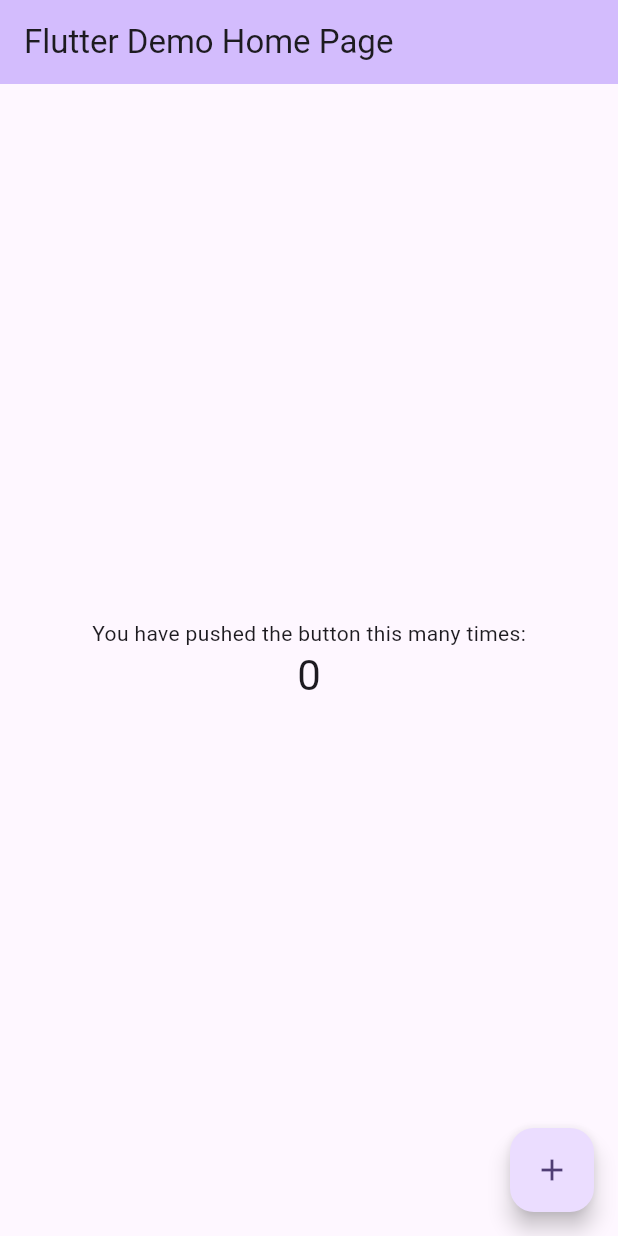
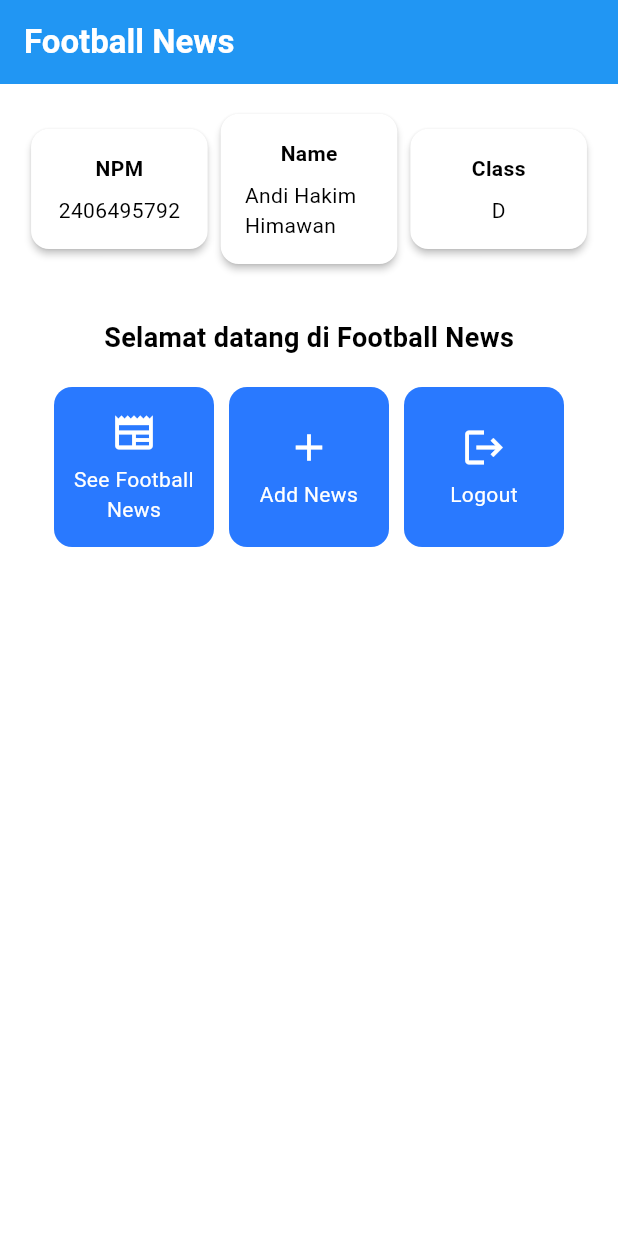
Before and after one commit to SirinAX/football-news-mobile, a Flutter app: the screen it shows after launch, on a phone screen of 412 x 824 dp. Run offline on Flutter 3.47's test engine with Material 3 defaults, Android fonts, the phone set to English and light mode, and no system bars.

Commit message:
tutorial 6 done

```diff
--- a/lib/main.dart
+++ b/lib/main.dart
@@ -1,4 +1,5 @@
 import 'package:flutter/material.dart';
+import 'package:football_news/menu.dart';
 
 void main() {
   runApp(const MyApp());
@@ -13,110 +14,10 @@ class MyApp extends StatelessWidget {
     return MaterialApp(
       title: 'Flutter Demo',
       theme: ThemeData(
-        // This is the theme of your application.
-        //
-        // TRY THIS: Try running your application with "flutter run". You'll see
-        // the application has a purple toolbar. Then, without quitting the app,
-        // try changing the seedColor in the colorScheme below to Colors.green
-        // and then invoke "hot reload" (save your changes or press the "hot
-        // reload" button in a Flutter-supported IDE, or press "r" if you used
-        // the command line to start the app).
-        //
-        // Notice that the counter didn't reset back to zero; the application
-        // state is not lost during the reload. To reset the state, use hot
-        // restart instead.
-        //
-        // This works for code too, not just values: Most code changes can be
-        // tested with just a hot reload.
-        colorScheme: ColorScheme.fromSeed(seedColor: Colors.deepPurple),
+        colorScheme: ColorScheme.fromSwatch(primarySwatch: Colors.blue)
+            .copyWith(secondary: Colors.blueAccent[400]),
       ),
-      home: const MyHomePage(title: 'Flutter Demo Home Page'),
+      home: MyHomePage(),
     );
   }
 }
-
-class MyHomePage extends StatefulWidget {
-  const MyHomePage({super.key, required this.title});
-
-  // This widget is the home page of your application. It is stateful, meaning
-  // that it has a State object (defined below) that contains fields that affect
-  // how it looks.
-
-  // This class is the configuration for the state. It holds the values (in this
-  // case the title) provided by the parent (in this case the App widget) and
-  // used by the build method of the State. Fields in a Widget subclass are
-  // always marked "final".
-
-  final String title;
-
-  @override
-  State<MyHomePage> createState() => _MyHomePageState();
-}
-
-class _MyHomePageState extends State<MyHomePage> {
-  int _counter = 0;
-
-  void _incrementCounter() {
-    setState(() {
-      // This call to setState tells the Flutter framework that something has
-      // changed in this State, which causes it to rerun the build method below
-      // so that the display can reflect the updated values. If we changed
-      // _counter without calling setState(), then the build method would not be
-      // called again, and so nothing would appear to happen.
-      _counter++;
-    });
-  }
-
-  @override
-  Widget build(BuildContext context) {
-    // This method is rerun every time setState is called, for instance as done
-    // by the _incrementCounter method above.
-    //
-    // The Flutter framework has been optimized to make rerunning build methods
-    // fast, so that you can just rebuild anything that needs updating rather
-    // than having to individually change instances of widgets.
-    return Scaffold(
-      appBar: AppBar(
-        // TRY THIS: Try changing the color here to a specific color (to
-        // Colors.amber, perhaps?) and trigger a hot reload to see the AppBar
-        // change color while the other colors stay the same.
-        backgroundColor: Theme.of(context).colorScheme.inversePrimary,
-        // Here we take the value from the MyHomePage object that was created by
-        // the App.build method, and use it to set our appbar title.
-        title: Text(widget.title),
-      ),
-      body: Center(
-        // Center is a layout widget. It takes a single child and positions it
-        // in the middle of the parent.
-        child: Column(
-          // Column is also a layout widget. It takes a list of children and
-          // arranges them vertically. By default, it sizes itself to fit its
-          // children horizontally, and tries to be as tall as its parent.
-          //
-          // Column has various properties to control how it sizes itself and
-          // how it positions its children. Here we use mainAxisAlignment to
-          // center the children vertically; the main axis here is the vertical
-          // axis because Columns are vertical (the cross axis would be
-          // horizontal).
-          //
-          // TRY THIS: Invoke "debug painting" (choose the "Toggle Debug Paint"
-          // action in the IDE, or press "p" in the console), to see the
-          // wireframe for each widget.
-          mainAxisAlignment: MainAxisAlignment.center,
-          children: <Widget>[
-            const Text('You have pushed the button this many times:'),
-            Text(
-              '$_counter',
-              style: Theme.of(context).textTheme.headlineMedium,
-            ),
-          ],
-        ),
-      ),
-      floatingActionButton: FloatingActionButton(
-        onPressed: _incrementCounter,
-        tooltip: 'Increment',
-        child: const Icon(Icons.add),
-      ), // This trailing comma makes auto-formatting nicer for build methods.
-    );
-  }
-}
--- /dev/null
+++ b/lib/menu.dart
@@ -0,0 +1,154 @@
+import 'package:flutter/material.dart';
+
+class MyHomePage extends StatelessWidget {
+  MyHomePage({super.key});
+
+  final String nama = "Andi Hakim Himawan"; // nama
+  final String npm = "2406495792"; // npm
+  final String kelas = "D"; // kelas
+
+  final List<ItemHomepage> items = [
+    ItemHomepage("See Football News", Icons.newspaper),
+    ItemHomepage("Add News", Icons.add),
+    ItemHomepage("Logout", Icons.logout),
+  ];
+
+  @override
+  Widget build(BuildContext context) {
+    return Scaffold(
+      appBar: AppBar(
+        title: const Text(
+          'Football News',
+          style: TextStyle(
+            color: Colors.white,
+            fontWeight: FontWeight.bold,
+          ),
+        ),
+        backgroundColor: Theme.of(context).colorScheme.primary,
+      ),
+      body: Padding(
+        padding: const EdgeInsets.all(16.0),
+        child: Column(
+          crossAxisAlignment: CrossAxisAlignment.center,
+          children: [
+            Row(
+              mainAxisAlignment: MainAxisAlignment.spaceEvenly,
+              children: [
+                InfoCard(title: 'NPM', content: npm),
+                InfoCard(title: 'Name', content: nama),
+                InfoCard(title: 'Class', content: kelas),
+              ],
+            ),
+            const SizedBox(height: 16.0),
+            Center(
+              child: Column(
+                children: [
+                  const Padding(
+                    padding: EdgeInsets.only(top: 16.0),
+                    child: Text(
+                      'Selamat datang di Football News',
+                      style: TextStyle(
+                        fontWeight: FontWeight.bold,
+                        fontSize: 18.0,
+                      ),
+                    ),
+                  ),
+                  GridView.count(
+                    primary: true,
+                    padding: const EdgeInsets.all(20),
+                    crossAxisSpacing: 10,
+                    mainAxisSpacing: 10,
+                    crossAxisCount: 3,
+                    shrinkWrap: true,
+                    children: items.map((ItemHomepage item) {
+                      return ItemCard(item);
+                    }).toList(),
+                  ),
+                ],
+              ),
+            ),
+          ],
+        ),
+      ),
+    );
+  }
+}
+
+class InfoCard extends StatelessWidget {
+  final String title;
+  final String content;
+
+  const InfoCard({super.key, required this.title, required this.content});
+
+  @override
+  Widget build(BuildContext context) {
+    return Card(
+      elevation: 2.0,
+      child: Container(
+        width: MediaQuery.of(context).size.width / 3.5,
+        padding: const EdgeInsets.all(16.0),
+        child: Column(
+          children: [
+            Text(
+              title,
+              style: const TextStyle(fontWeight: FontWeight.bold),
+            ),
+            const SizedBox(height: 8.0),
+            Text(content),
+          ],
+        ),
+      ),
+    );
+  }
+}
+
+class ItemHomepage {
+  final String name;
+  final IconData icon;
+
+  ItemHomepage(this.name, this.icon);
+}
+
+class ItemCard extends StatelessWidget {
+  final ItemHomepage item;
+
+  const ItemCard(this.item, {super.key});
+
+  @override
+  Widget build(BuildContext context) {
+    return Material(
+      color: Theme.of(context).colorScheme.secondary,
+      borderRadius: BorderRadius.circular(12),
+      child: InkWell(
+        onTap: () {
+          ScaffoldMessenger.of(context)
+            ..hideCurrentSnackBar()
+            ..showSnackBar(
+              SnackBar(content: Text("Kamu telah menekan tombol ${item.name}!")),
+            );
+        },
+        child: Container(
+          padding: const EdgeInsets.all(8),
+          child: Center(
+            child: Column(
+              mainAxisAlignment: MainAxisAlignment.center,
+              children: [
+                Icon(
+                  item.icon,
+                  color: Colors.white,
+                  size: 30.0,
+                ),
+                const Padding(padding: EdgeInsets.all(3)),
+                Text(
+                  item.name,
+                  textAlign: TextAlign.center,
+                  style: const TextStyle(color: Colors.white),
+                ),
+              ],
+            ),
+          ),
+        ),
+      ),
+    );
+  }
+}
```
